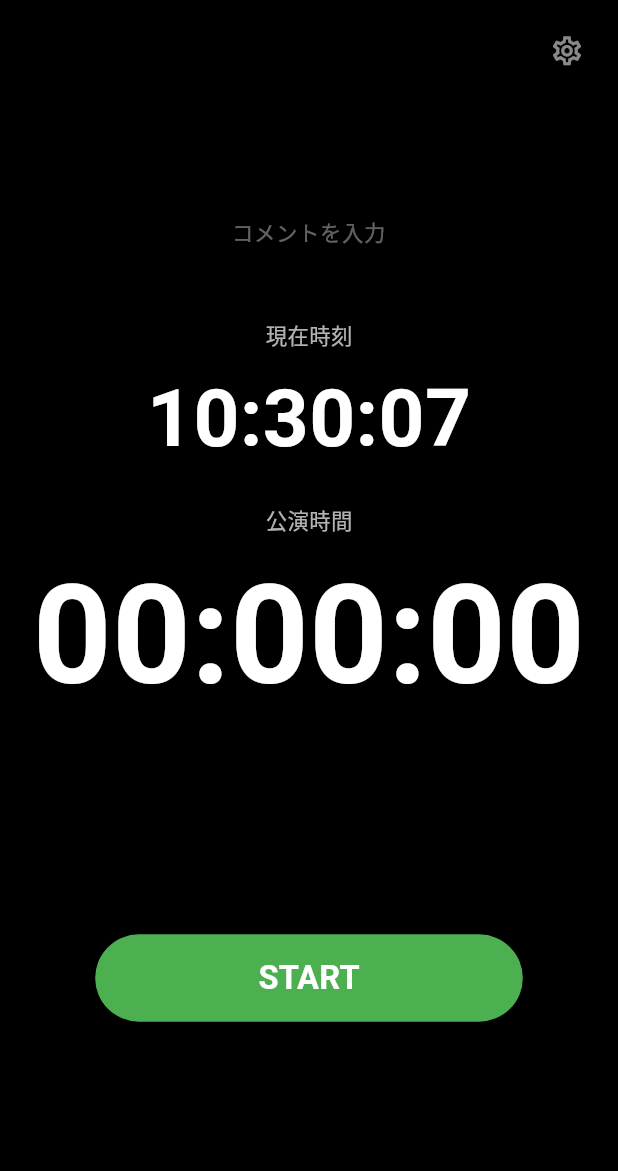
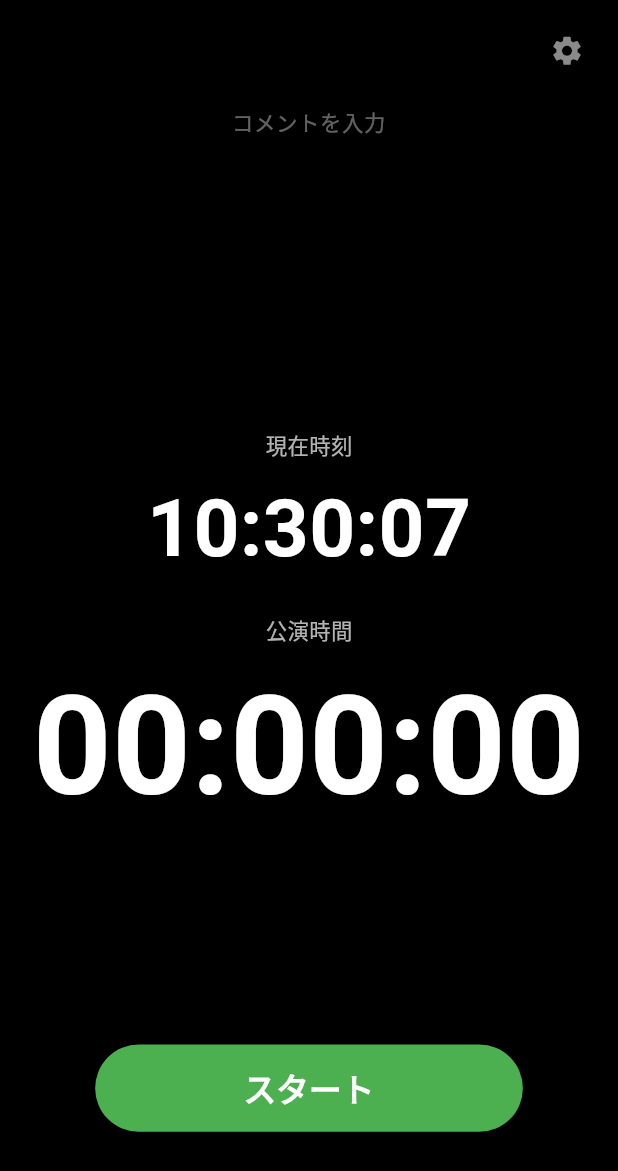
Before and after one commit to SIGNAL-FLOW-LAB/signal-flow-show-time, a Flutter app: the screen it shows after launch, on a phone screen of 412 x 824 dp. Shown: the top 1171 px of the screen. Run offline on Flutter 3.47's test engine with Material 3 defaults, Android fonts, the phone set to English and light mode, and no system bars; our stand-ins replace package_info_plus, shared_preferences, wakelock_plus; missing offline and left inert: window_manager.

Commit message:
Localize control button labels and match gear icon to SPL Meter
Show START/PAUSE/RESUME/RESET/HOLD in Japanese when the app language
is set to Japanese, and switch the settings gear icon to the filled
style used in SPL Meter. Also fixes comment title layout to reserve a
fixed height so the current time / show time panels below don't shift.

Co-Authored-By: Claude Sonnet 5 <noreply@anthropic.com>

```diff
--- a/lib/screens/show_time_screen.dart
+++ b/lib/screens/show_time_screen.dart
@@ -597,7 +597,7 @@ class _ShowTimeScreenState extends State<ShowTimeScreen> with WindowListener {
             iconSize: 23,
             splashRadius: 22,
             color: Colors.white54,
-            icon: const Icon(Icons.settings_outlined),
+            icon: const Icon(Icons.settings),
           ),
         ),
         if (isDesktopPlatform)
@@ -929,11 +929,16 @@ class _ShowTimeScreenState extends State<ShowTimeScreen> with WindowListener {
                               onStart: _startShowTime,
                               onPause: _pauseShowTime,
                               onResume: _resumeShowTime,
+                              startLabel: _t('スタート', 'START'),
+                              pauseLabel: _t('一時停止', 'PAUSE'),
+                              resumeLabel: _t('再開', 'RESUME'),
                               resetButton: HoldResetButton(
                                 width: (buttonWidth - 12) / 2,
                                 height: buttonHeight,
                                 fontSize: buttonFontSize,
                                 onReset: _resetShowTime,
+                                resetLabel: _t('リセット', 'RESET'),
+                                holdLabel: _t('ホールド', 'HOLD'),
                               ),
                             ),
                           ),
@@ -1157,6 +1162,12 @@ class _ShowTimeScreenState extends State<ShowTimeScreen> with WindowListener {
 
                                           onResume: _resumeShowTime,
 
+                                          startLabel: _t('スタート', 'START'),
+
+                                          pauseLabel: _t('一時停止', 'PAUSE'),
+
+                                          resumeLabel: _t('再開', 'RESUME'),
+
                                           resetButton: HoldResetButton(
                                             width: (buttonWidth - 12) / 2,
 
@@ -1165,6 +1176,10 @@ class _ShowTimeScreenState extends State<ShowTimeScreen> with WindowListener {
                                             fontSize: buttonFontSize,
 
                                             onReset: _resetShowTime,
+
+                                            resetLabel: _t('リセット', 'RESET'),
+
+                                            holdLabel: _t('ホールド', 'HOLD'),
                                           ),
                                         ),
                                       ),
--- a/lib/widgets/hold_reset_button.dart
+++ b/lib/widgets/hold_reset_button.dart
@@ -8,6 +8,8 @@ class HoldResetButton extends StatefulWidget {
     required this.fontSize,
     required this.onReset,
     this.holdDuration = const Duration(milliseconds: 1200),
+    this.resetLabel = 'RESET',
+    this.holdLabel = 'HOLD',
   });
 
   final double width;
@@ -15,6 +17,8 @@ class HoldResetButton extends StatefulWidget {
   final double fontSize;
   final VoidCallback onReset;
   final Duration holdDuration;
+  final String resetLabel;
+  final String holdLabel;
 
   @override
   State<HoldResetButton> createState() => _HoldResetButtonState();
@@ -139,7 +143,7 @@ class _HoldResetButtonState extends State<HoldResetButton>
                     child: FittedBox(
                       fit: BoxFit.scaleDown,
                       child: Text(
-                        _isHolding ? 'HOLD' : 'RESET',
+                        _isHolding ? widget.holdLabel : widget.resetLabel,
                         maxLines: 1,
                         softWrap: false,
                         style: TextStyle(
--- a/lib/widgets/main_controls.dart
+++ b/lib/widgets/main_controls.dart
@@ -14,6 +14,9 @@ class MainControls extends StatelessWidget {
     required this.onPause,
     required this.onResume,
     required this.resetButton,
+    this.startLabel = 'START',
+    this.pauseLabel = 'PAUSE',
+    this.resumeLabel = 'RESUME',
   });
 
   final ShowTimerStatus status;
@@ -25,6 +28,9 @@ class MainControls extends StatelessWidget {
   final VoidCallback onPause;
   final VoidCallback onResume;
   final Widget resetButton;
+  final String startLabel;
+  final String pauseLabel;
+  final String resumeLabel;
 
   ButtonStyle _buttonStyle({
     required Color backgroundColor,
@@ -55,7 +61,7 @@ class MainControls extends StatelessWidget {
             ),
             onPressed: onStart,
             child: Text(
-              'START',
+              startLabel,
               style: TextStyle(fontSize: fontSize, fontWeight: FontWeight.w600),
             ),
           ),
@@ -79,7 +85,7 @@ class MainControls extends StatelessWidget {
                 ),
                 onPressed: onPause,
                 child: Text(
-                  'PAUSE',
+                  pauseLabel,
                   style: TextStyle(
                     fontSize: fontSize,
                     fontWeight: FontWeight.w700,
@@ -112,7 +118,7 @@ class MainControls extends StatelessWidget {
                   child: FittedBox(
                     fit: BoxFit.scaleDown,
                     child: Text(
-                      'RESUME',
+                      resumeLabel,
                       maxLines: 1,
                       softWrap: false,
                       style: TextStyle(
--- a/lib/widgets/show_title.dart
+++ b/lib/widgets/show_title.dart
@@ -22,10 +22,16 @@ class ShowTitle extends StatelessWidget {
   final String editTitleLabel;
   final VoidCallback onBeginEditing;
 
+  // 行の高さ倍率。TextStyle.height と合わせています。
+  static const double _lineHeightMultiplier = 1.18;
+
   @override
   Widget build(BuildContext context) {
     final isEmpty = title.trim().isEmpty;
-    final displayMaxLines = isEmpty ? 1 : maxLines;
+
+    // コメントの文字数・行数に関わらず、常に maxLines 行分の高さを固定確保します。
+    // これにより現在時刻・公演時間などの下部レイアウトが動かなくなります。
+    final fixedHeight = fontSize * _lineHeightMultiplier * maxLines;
 
     return Semantics(
       button: true,
@@ -34,14 +40,17 @@ class ShowTitle extends StatelessWidget {
         borderRadius: BorderRadius.circular(14),
         onTap: onBeginEditing,
         child: ConstrainedBox(
-          constraints: BoxConstraints(minHeight: 64, maxWidth: availableWidth),
+          constraints: BoxConstraints(maxWidth: availableWidth),
           child: Padding(
             padding: const EdgeInsets.symmetric(horizontal: 18, vertical: 12),
             child: SizedBox(
               width: double.infinity,
+              height: fixedHeight,
+              // Text は常に左上（1行目位置）から描画されるため、
+              // 空欄時も「コメントを入力」は1行目に固定表示されます。
               child: Text(
                 isEmpty ? emptyTitleLabel : title,
-                maxLines: displayMaxLines,
+                maxLines: maxLines,
                 softWrap: true,
                 overflow: TextOverflow.ellipsis,
                 textAlign: textAlign,
@@ -49,7 +58,7 @@ class ShowTitle extends StatelessWidget {
                   color: isEmpty ? Colors.white38 : Colors.white,
                   fontSize: isEmpty ? fontSize * 0.72 : fontSize,
                   fontWeight: isEmpty ? FontWeight.w400 : FontWeight.w600,
-                  height: 1.18,
+                  height: _lineHeightMultiplier,
                   letterSpacing: 0.4,
                 ),
               ),
--- a/pubspec.yaml
+++ b/pubspec.yaml
@@ -16,7 +16,7 @@ publish_to: 'none' # Remove this line if you wish to publish to pub.dev
 # https://developer.apple.com/library/archive/documentation/General/Reference/InfoPlistKeyReference/Articles/CoreFoundationKeys.html
 # In Windows, build-name is used as the major, minor, and patch parts
 # of the product and file versions while build-number is used as the build suffix.
-version: 1.0.4+2
+version: 1.0.4+4
 
 environment:
   sdk: ^3.12.2
```
Also changed, not shown: 1 other file.
